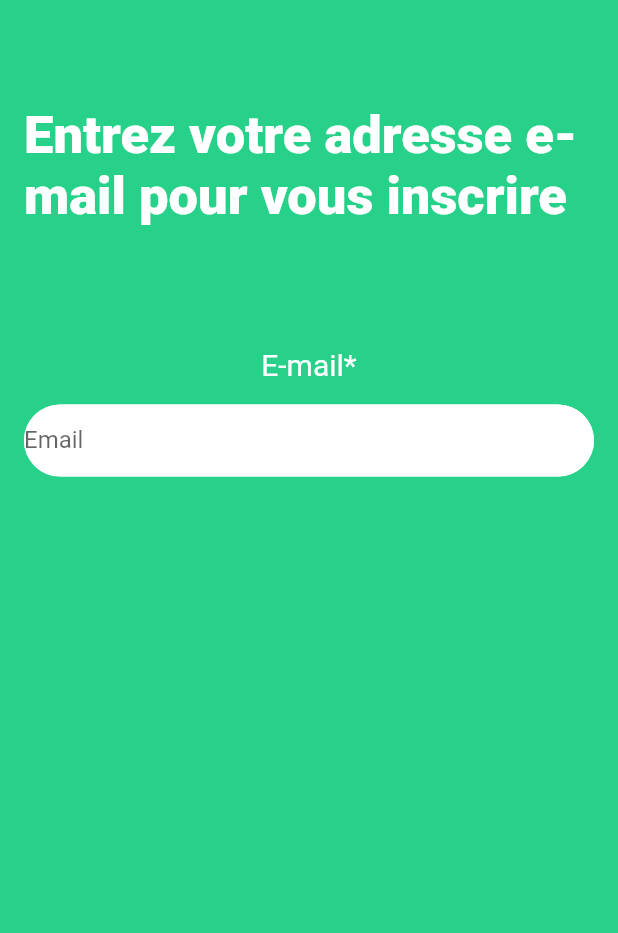
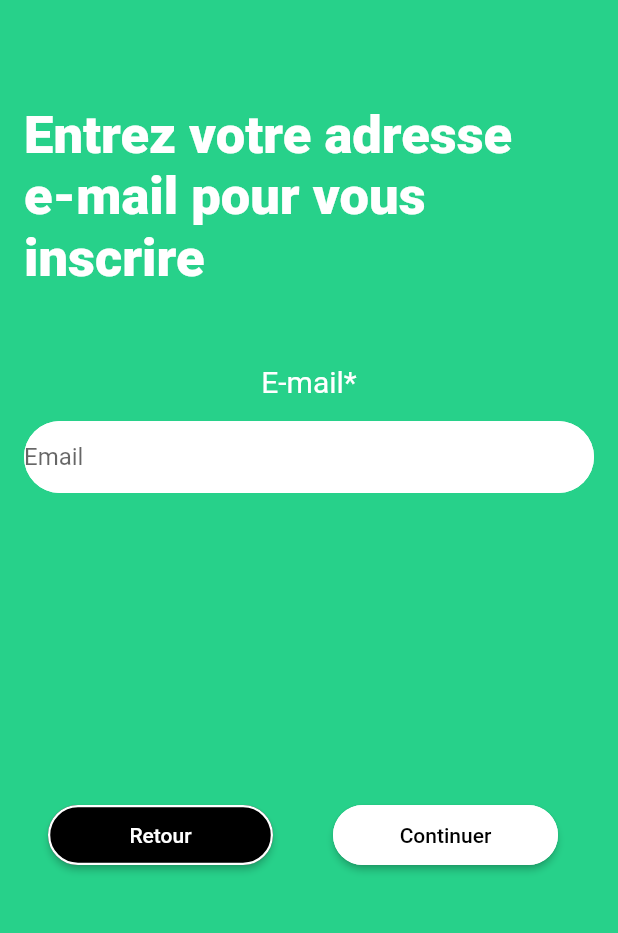
Before and after one commit to Louis-Quentin/ClothWay, a Flutter app: the screen it shows after launch, after a tap on "Login", on a phone screen of 412 x 824 dp, the part 83-1016 px from its top. Run offline on Flutter 3.47's test engine with Material 2 defaults, Android fonts, the phone set to English and light mode, and no system bars.

Commit message:
[ADD] conform buttons login page

```diff
--- a/sources/app/lib/screens/guest/login.dart
+++ b/sources/app/lib/screens/guest/login.dart
@@ -16,19 +16,46 @@ class LoginPage extends StatelessWidget {
 
   Widget phrase() {
     return Center(
-        child: Container(
+      child: Column(
+        children: [
+          Container(
             alignment: Alignment.topLeft,
             child: const Text(
-        'Entrez votre adresse e-mail pour vous inscrire',
+              'Entrez votre adresse',
               style: TextStyle(
-            color: Colors.white, fontSize: 35, fontWeight: FontWeight.w900),
-        //decoration: TextDecoration.underline),
+                  color: Colors.white,
+                  fontSize: 35,
+                  fontWeight: FontWeight.w900),
             ),
-    ));
+          ),
+          Container(
+            alignment: Alignment.topLeft,
+            child: const Text(
+              'e-mail pour vous',
+              style: TextStyle(
+                  color: Colors.white,
+                  fontSize: 35,
+                  fontWeight: FontWeight.w900),
+            ),
+          ),
+          Container(
+            alignment: Alignment.topLeft,
+            child: const Text(
+              'inscrire',
+              style: TextStyle(
+                  color: Colors.white,
+                  fontSize: 35,
+                  fontWeight: FontWeight.w900),
+            ),
+          ),
+        ],
+      ),
+    );
   }
 
   Widget emailbar() {
-    return TextFormField(
+    return SingleChildScrollView(
+      child: TextFormField(
         decoration: InputDecoration(
           contentPadding: const EdgeInsets.symmetric(vertical: 10),
           filled: true,
@@ -38,34 +65,6 @@ class LoginPage extends StatelessWidget {
             borderSide: const BorderSide(width: 2, color: Colors.white),
             borderRadius: BorderRadius.circular(50.0),
           ),
-      ),
-    );
-  }
-
-  Widget buttons(BuildContext context) {
-    return Scaffold(
-      body: Container(
-        child: Column(
-          children: [
-            ElevatedButton(
-              child: const Text('Login'),
-              onPressed: () {
-                // Navigator.push(
-                  // context,
-                  // MaterialPageRoute(builder: (context) => const HomePage()),
-              // );
-              }
-            ),
-            // ElevatedButton(
-              // child: const Text('Go Back'),
-              // onPressed: () {
-                // Navigator.push(
-                  // context,
-                  // MaterialPageRoute(builder: (context) => const HomePage()),
-                // );
-              // }
-            // ),
-          ],
         ),
       ),
     );
@@ -77,9 +76,9 @@ class LoginPage extends StatelessWidget {
         backgroundColor: const Color.fromRGBO(39, 209, 138, 5),
         body: Container(
           padding: const EdgeInsets.all(16.0),
-        child: Column(
-          children: [
-            Container(
+//        child: Column(
+//          children: [
+          child: SingleChildScrollView(
             child: Column(
               // mainAxisAlignment: MainAxisAlignment.spaceBetween,
               children: [
@@ -87,7 +86,7 @@ class LoginPage extends StatelessWidget {
                 titlePage(),
                 const SizedBox(height: 70),
                 phrase(),
-                  const SizedBox(height: 80),
+                const SizedBox(height: 50),
                 const Text(
                   textAlign: TextAlign.left,
                   'E-mail*',
@@ -96,14 +95,50 @@ class LoginPage extends StatelessWidget {
                 ),
                 const SizedBox(height: 15),
                 emailbar(),
-                  // const SizedBox(height: 20),
-                  // buttons(context),
-                ],
+                const SizedBox(height: 200),
+                ListTile(
+                  title: Row(
+                    children: <Widget>[
+                      ElevatedButton(
+                        style: ElevatedButton.styleFrom(
+                          minimumSize: const Size(150, 40),
+                          backgroundColor: Colors.black,
+                          shape: RoundedRectangleBorder(
+                            side: const BorderSide(
+                                width: 1.5, color: Colors.white),
+                            borderRadius: BorderRadius.circular(30.0),
+                          ),
+                        ),
+                        onPressed: () {},
+                        child: const Text(
+                          'Retour',
+                          style: TextStyle(color: Colors.white),
+                        ),
+                      ),
+                      const SizedBox(width: 40),
+                      ElevatedButton(
+                        style: ElevatedButton.styleFrom(
+                          minimumSize: const Size(150, 40),
+                          backgroundColor: Colors.white,
+                          shape: RoundedRectangleBorder(
+                            side: const BorderSide(
+                                width: 1.5, color: Colors.white),
+                            borderRadius: BorderRadius.circular(30.0),
+                          ),
+                        ),
+                        onPressed: () {},
+                        child: const Text(
+                          'Continuer',
+                          style: TextStyle(color: Colors.black),
                         ),
                       ),
                     ],
                   ),
                 ),
-    );
+              ],
+            ), // child: const Text('Back'),
+          ),
+        ));
+    // const SizedBox(height: 20),
   }
 }
```
Lines whose indentation alone changed are shown as unchanged.
